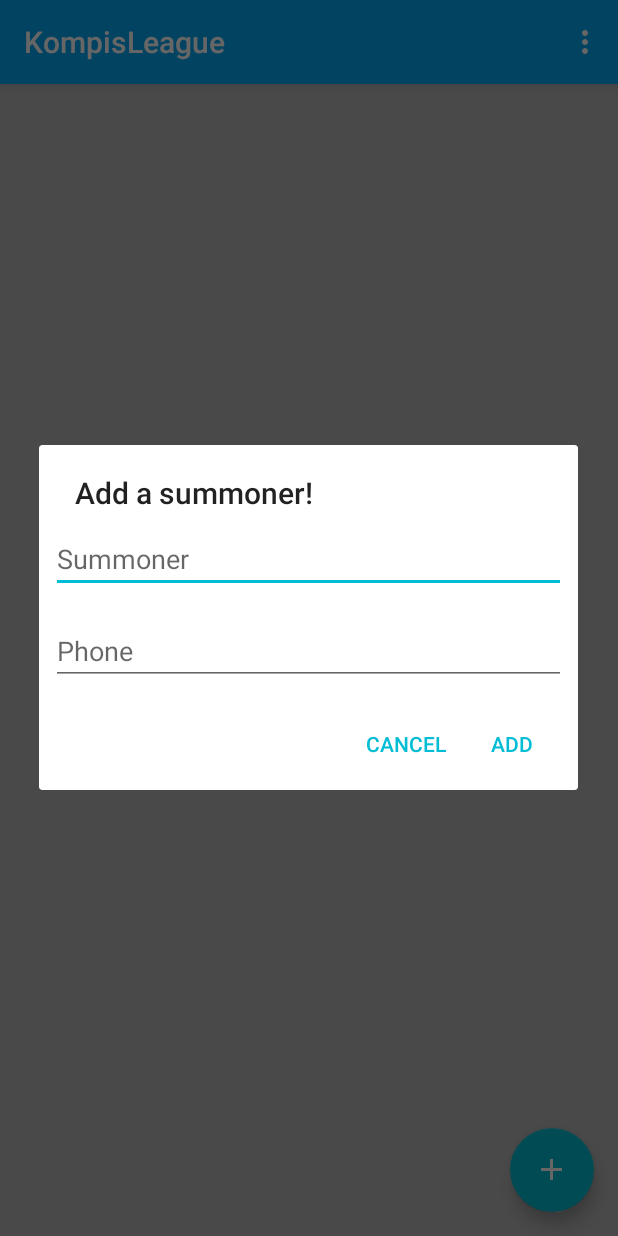
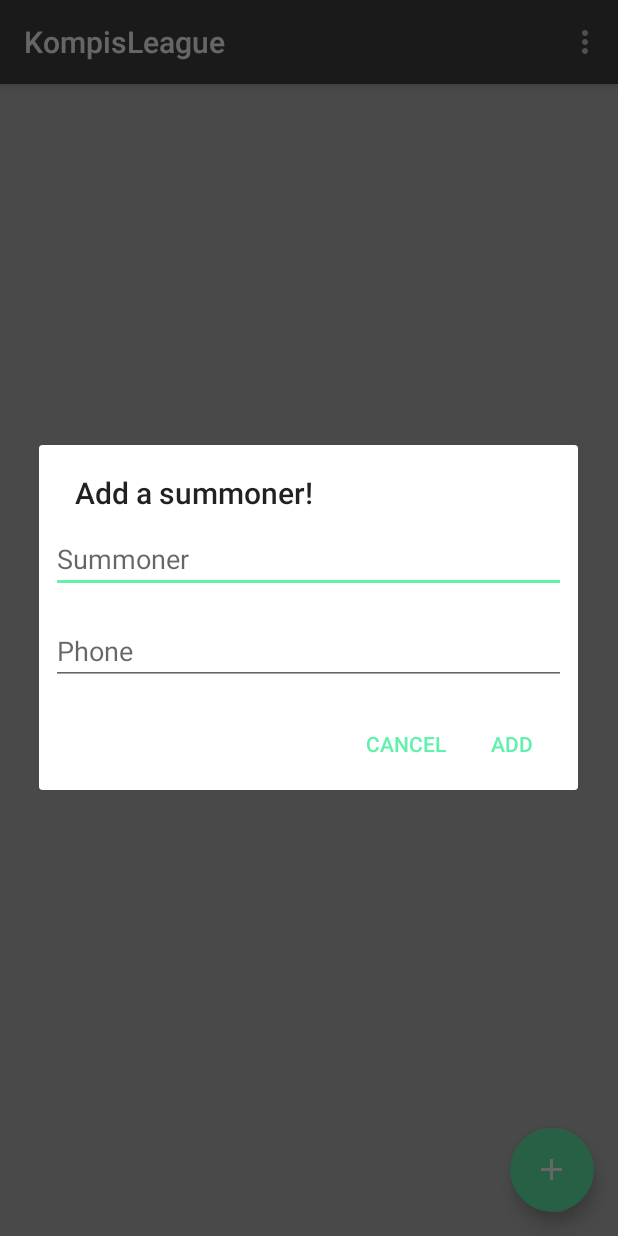
Before and after one commit to Felixaa/KompisLeague, an Android app: the screen it shows after launch (MainActivity), after a tap on an icon or button, on a phone screen of 412 x 824 dp. Run offline under Robolectric (Android 15) with nearby library versions, the phone set to English and light mode, and no system bars; 4 statements that could not run were skipped.

```diff
--- a/app/src/main/res/layout/activity_main.xml
+++ b/app/src/main/res/layout/activity_main.xml
@@ -16,9 +16,12 @@
         <android.support.v7.widget.Toolbar
             android:id="@+id/toolbar"
             android:layout_width="match_parent"
+            android:title="@string/app_name"
+            android:outlineProvider="none"
+            android:elevation="1dp"
             android:layout_height="?attr/actionBarSize"
             android:background="?attr/colorPrimary"
-            app:popupTheme="@style/AppTheme.PopupOverlay" />
+            app:popupTheme="@style/AppTheme.Kompis.ToolBar" />
 
     </android.support.design.widget.AppBarLayout>
 
--- a/app/src/main/res/values/colors.xml
+++ b/app/src/main/res/values/colors.xml
@@ -1,9 +1,10 @@
 <?xml version="1.0" encoding="utf-8"?>
 <resources>
-    <color name="colorPrimary">#03A9F4</color>
+    <color name="colorPrimary">#414141</color>
     <color name="lightPrimaryColor">#B3E5FC</color>
-    <color name="colorPrimaryDark">#0288D1</color>
-    <color name="colorAccent">#00BCD4</color>
+    <color name="colorPrimaryDark">#393939</color>
+    <color name="colorAccent">#62F1AC</color>
+    <color name="background_dark">#ff333333</color>
     <color name="textColor">#212121</color>
     <color name="secondTextColor">#727272</color>
     <color name="dividerColor">#B6B6B6</color>
--- a/app/src/main/res/values/styles.xml
+++ b/app/src/main/res/values/styles.xml
@@ -1,11 +1,12 @@
 <resources>
 
     <!-- Base application theme. -->
-    <style name="AppTheme" parent="Theme.AppCompat.Light.DarkActionBar">
+    <style name="AppTheme" parent="Theme.AppCompat.Light.NoActionBar">
         <!-- Customize your theme here. -->
         <item name="colorPrimary">@color/colorPrimary</item>
         <item name="colorPrimaryDark">@color/colorPrimaryDark</item>
         <item name="colorAccent">@color/colorAccent</item>
+        <item name="android:colorBackground">@color/background_dark</item>
     </style>
 
     <style name="AppTheme.NoActionBar">
@@ -13,7 +14,9 @@
         <item name="windowNoTitle">true</item>
     </style>
 
-    <style name="AppTheme.AppBarOverlay" parent="ThemeOverlay.AppCompat.Dark.ActionBar" />
-    <style name="AppTheme.PopupOverlay" parent="ThemeOverlay.AppCompat.Light" />
+    <style name="AppTheme.AppBarOverlay" parent="ThemeOverlay.AppCompat.Dark" />
+    <style name="AppTheme.Kompis.ToolBar" parent="ThemeOverlay.AppCompat.Light">
+
+        </style>
 
 </resources>
```
